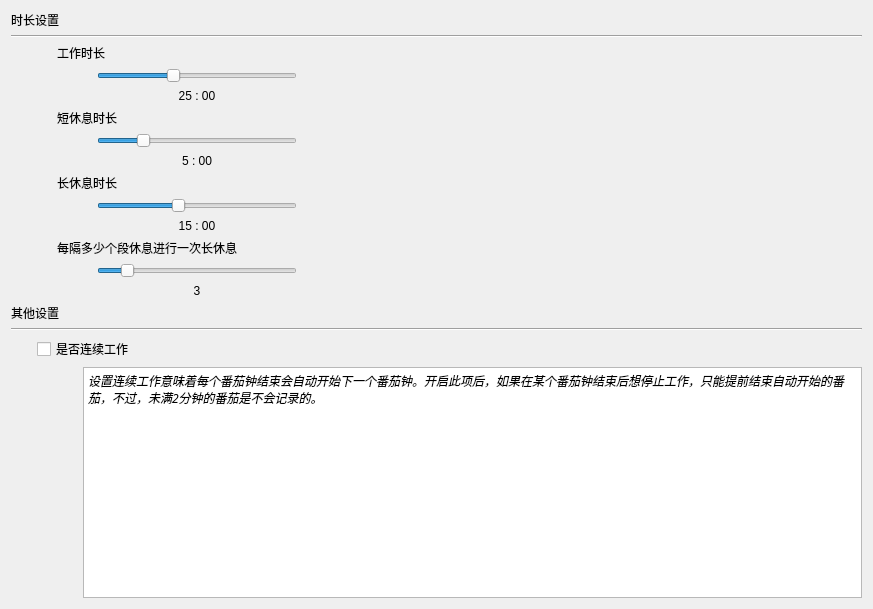
This is src/gui/settingwidget.ui in chonlon/tomatoclock as Qt 5 draws it before an edit. The edited form follows.
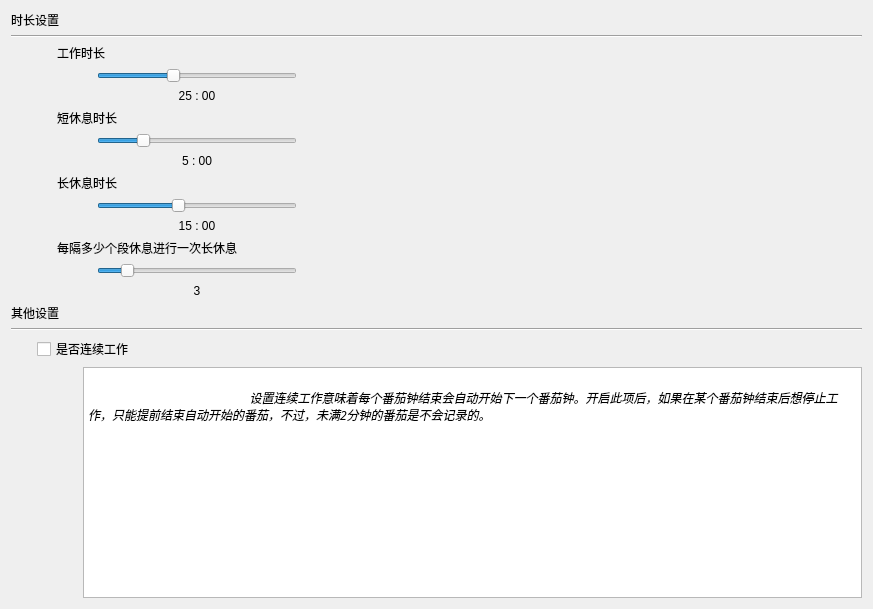
This is the edited form.

What changed in the file:
```diff
--- a/src/gui/settingwidget.ui
+++ b/src/gui/settingwidget.ui
@@ -535,7 +535,9 @@
             <bool>true</bool>
            </property>
            <property name="plainText">
-            <string>设置连续工作意味着每个番茄钟结束会自动开始下一个番茄钟。开启此项后，如果在某个番茄钟结束后想停止工作，只能提前结束自动开始的番茄，不过，未满2分钟的番茄是不会记录的。</string>
+                                                <string>
+                                                    设置连续工作意味着每个番茄钟结束会自动开始下一个番茄钟。开启此项后，如果在某个番茄钟结束后想停止工作，只能提前结束自动开始的番茄，不过，未满2分钟的番茄是不会记录的。
+                                                </string>
            </property>
            <property name="backgroundVisible">
             <bool>false</bool>
```
Lines whose indentation alone changed are shown as unchanged.
